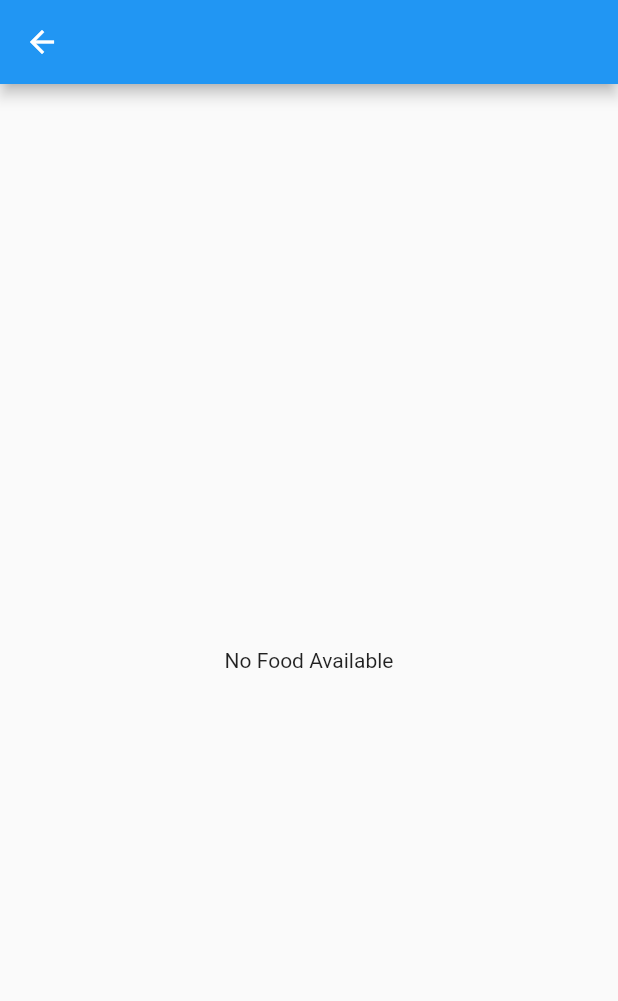
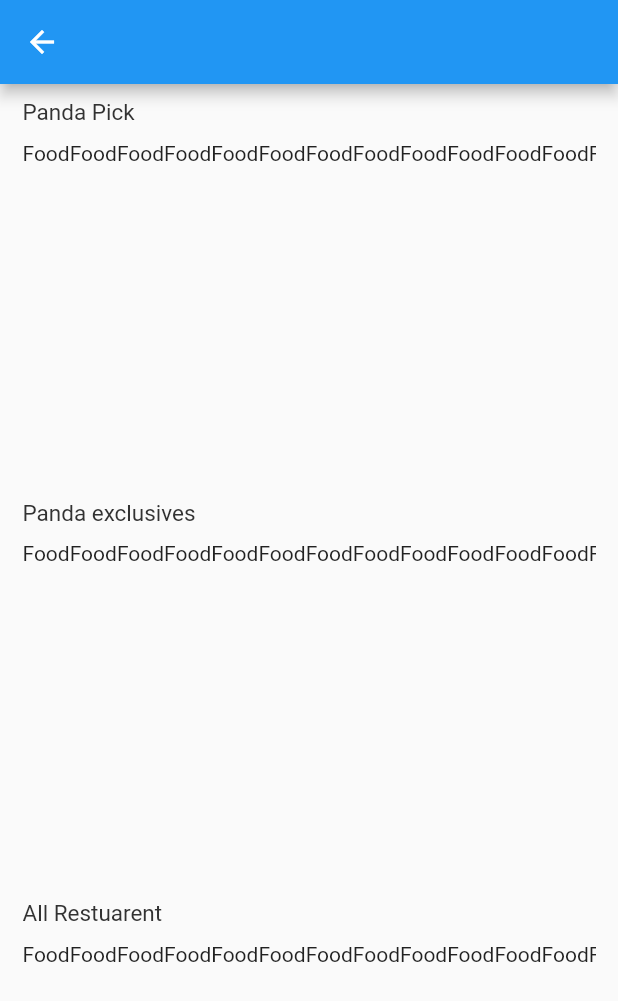
Before and after one commit to saklain71/foodpanda-ui, a Flutter app: the FastFood screen opened directly, on a phone screen of 412 x 824 dp. Shown: the top 1001 px of the screen. Run offline on Flutter 3.47's test engine with Material 2 defaults, Android fonts, the phone set to English and light mode, and no system bars; network calls fail.

Commit message:
scrallable and ss done

```diff
--- a/lib/Screens/FastFood.dart
+++ b/lib/Screens/FastFood.dart
@@ -7,8 +7,56 @@ class FastFood extends StatelessWidget {
   Widget build(BuildContext context) {
     return Scaffold(
       appBar: AppBar(),
-      body: Center(
-        child: Text("No Food Available"),
+      body: Padding(
+        padding: const EdgeInsets.symmetric(horizontal: 15 , vertical: 10),
+        child: SingleChildScrollView(
+          child: Column(
+            mainAxisAlignment: MainAxisAlignment.start,
+            crossAxisAlignment: CrossAxisAlignment.start,
+            children: [
+              Text('Panda Pick' , style: TextStyle(color: Color(0xff323232) , fontSize: 15,),),
+              Padding(
+                padding: const EdgeInsets.symmetric(vertical: 10),
+                child: Container(
+                  height: MediaQuery.of(context).size.height * .278,
+                  child: ListView.builder(
+                      itemCount: 20,
+                      scrollDirection: Axis.horizontal,
+                      itemBuilder: (context, index){
+                        return Text('Food');
+                      }),
+                ),
+              ),
+              Text('Panda exclusives' , style: TextStyle(color: Color(0xff323232) , fontSize: 15),),
+              Padding(
+                padding: const EdgeInsets.symmetric(vertical: 10),
+                child: Container(
+                  height: MediaQuery.of(context).size.height * .278,
+                  child: ListView.builder(
+                      itemCount: 20,
+                      scrollDirection: Axis.horizontal,
+                      itemBuilder: (context, index){
+                        return Text('Food');
+                      }),
+                ),
+              ),
+              Text('All Restuarent' , style: TextStyle(color: Color(0xff323232) , fontSize: 15),),
+
+              Container(
+                height: MediaQuery.of(context).size.height * .3,
+                padding: const EdgeInsets.symmetric(vertical: 10),
+                child: ListView.builder(
+                    itemCount: 20,
+                    scrollDirection: Axis.horizontal,
+                    physics: NeverScrollableScrollPhysics(),
+                    itemBuilder: (context, index){
+                      return Text('Food');
+                    }),
+              ),
+              SizedBox(height: 20,)
+            ],
+          ),
+        ),
       ),
     );
   }
--- a/lib/main.dart
+++ b/lib/main.dart
@@ -1,6 +1,6 @@
 import 'package:flutter/material.dart';
-
 import 'Screens/MyHomePage.dart';
+import 'Screens/FastFood.dart';
 
 void main() {
   runApp(const MyApp());
@@ -15,7 +15,7 @@ class MyApp extends StatelessWidget {
       theme: ThemeData(
         primarySwatch: Colors.blue,
       ),
-      home: const MyHomePage(),
+      home: MyHomePage(),
     );
   }
 }
```
Also changed, not shown: lib/Screens/MyHomePage.dart (+32 -11 lines), lib/ScreenShorts/food1.png (added), lib/ScreenShorts/food2.png (added), lib/ScreenShorts/food3.png (added), lib/ScreenShorts/food4.png (added), lib/ScreenShorts/food5.png (added).
